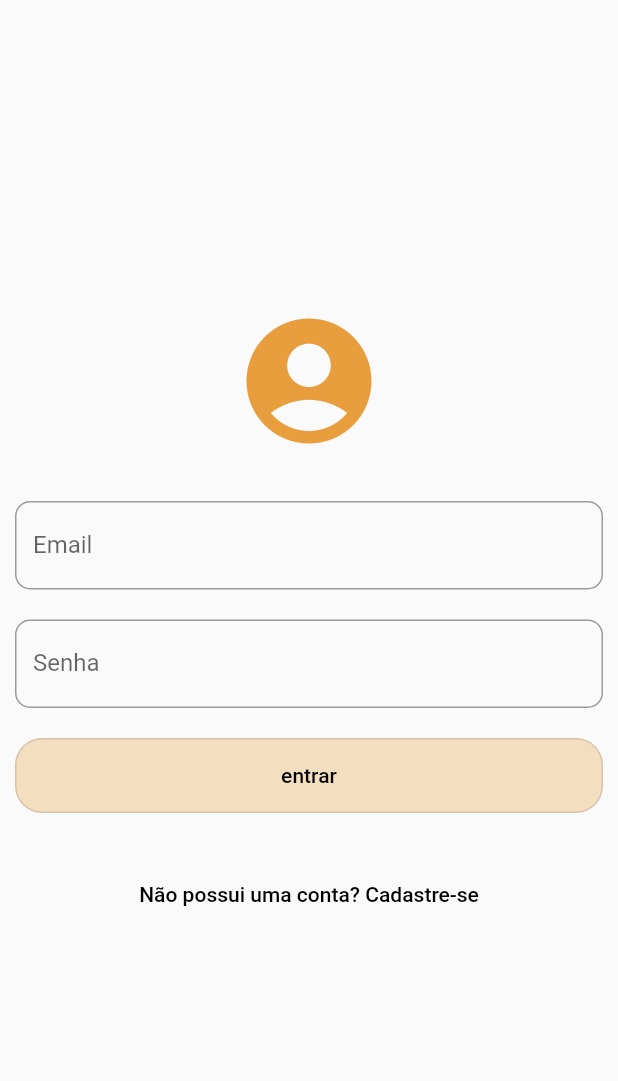
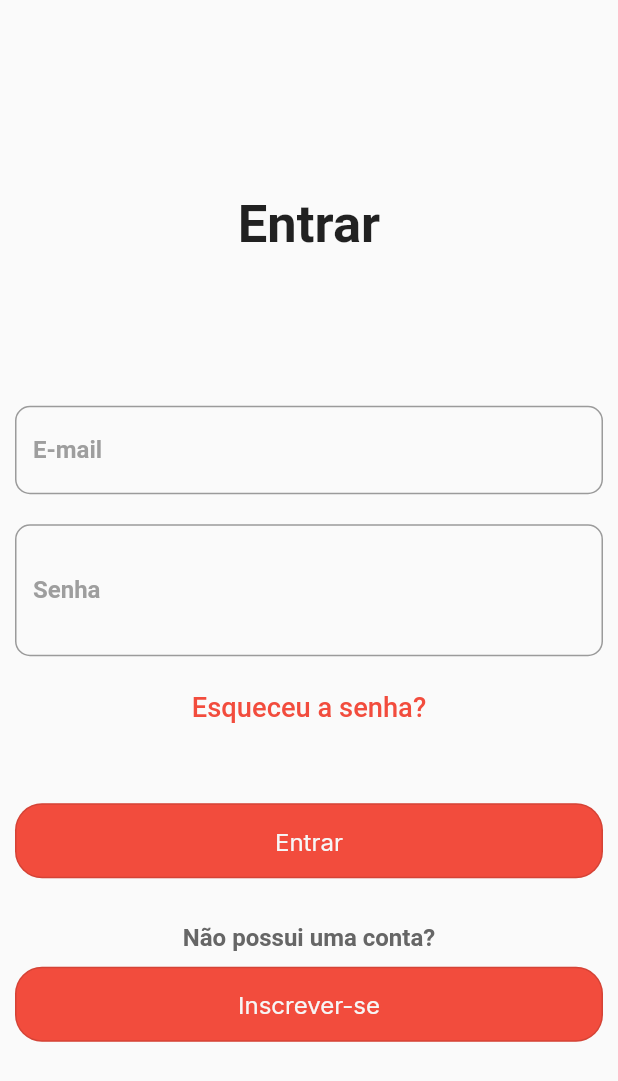
Before and after one commit to TheYanVictor/TheMulaProject.dart, a Flutter app: the screen it shows after launch, on a phone screen of 412 x 824 dp. Shown: the top 1081 px of the screen. Run offline on Flutter 3.47's test engine with Material 2 defaults, Android fonts, the phone set to English and light mode, and no system bars; our stand-ins replace device_preview, google_fonts.

Commit message:
Widgets Tela de Login FInalizados

```diff
--- a/mulaProject/lib/view/login_view.dart
+++ b/mulaProject/lib/view/login_view.dart
@@ -24,11 +24,16 @@ class _login_viewState extends State<login_view> {
         crossAxisAlignment: CrossAxisAlignment.center,
         mainAxisAlignment: MainAxisAlignment.center,
         children: [
-          SizedBox(width: double.infinity),
-          Icon(Icons.account_circle,
-              size: 100, color: Color.fromARGB(255, 232, 158, 60)),
+          SizedBox(width: double.infinity, height: 0),
+          Text(
+            'Entrar',
+            style: TextStyle(
+              fontSize: 35,
+              fontWeight: FontWeight.bold
+            ),
+          ),
           SizedBox(
-            height: 30,
+            height: 100,
           ),
           TextField(
             decoration: InputDecoration(
@@ -38,7 +43,14 @@ class _login_viewState extends State<login_view> {
                   right: Radius.circular(10),
                 ),
               ),
-              labelText: 'Email',
+              label: Text(
+                'E-mail',
+                style: TextStyle(
+                  fontWeight: FontWeight.bold,
+                  color: Colors.grey,
+                  fontSize: 16
+                ),
+              )
             ),
           ),
           SizedBox(
@@ -49,16 +61,53 @@ class _login_viewState extends State<login_view> {
                 border: OutlineInputBorder(
                     borderRadius: BorderRadius.horizontal(
                         left: Radius.circular(10), right: Radius.circular(10))),
-                labelText: 'Senha',
-                suffix: Text(
-                  'Ver',
-                  style: TextStyle(color: Colors.orange),
-                )),
+                label: Text(
+                'Senha',
+                style: TextStyle(
+                  fontWeight: FontWeight.bold,
+                  color: Colors.grey,
+                  fontSize: 16
+                ),
+              ),
+                suffix: TextButton(
+                  child: Text(
+                    'Ver   ', //ignora a gambiarra
+                    style: TextStyle(
+                      color: Color(0xFFF24C3D),
+                      fontWeight: FontWeight.bold,
+                    ),
+                  ),
+                  onPressed: () {
+                    //adicionar funcionalidade de "desobscurecer" o texto do textField
+                  },
+                  style: TextButton.styleFrom(
+                    minimumSize: Size.zero,
+                    padding: EdgeInsets.zero,
+                  )
+                )
+
+                ),
             obscureText: true,
           ),
+
+           SizedBox(
+            height: 10,
+          ),
+
+          TextButton(
+              onPressed: () {
+                Navigator.pushNamed(context, 'main_menu');
+              },
+              child: Text('Esqueceu a senha?',
+                  textScaleFactor: 1.3,
+                  textAlign: TextAlign.center,
+                  style: GoogleFonts.getFont('Roboto')),
+              style: TextButton.styleFrom(foregroundColor: Color(0xFFF24C3D))),
+
           SizedBox(
-            height: 20,
+            height: 40,
           ),
+
           OutlinedButton(
             onPressed: () {
               Navigator.pushNamed(
@@ -67,14 +116,18 @@ class _login_viewState extends State<login_view> {
               );
             },
             child: Text(
-              'entrar',
+              'Entrar',
               textAlign: TextAlign.center,
-              style: GoogleFonts.getFont('Roboto'),
+              style: GoogleFonts.getFont('Inter'),
             ),
             style: OutlinedButton.styleFrom(
-              backgroundColor: Color.fromARGB(78, 232, 157, 60),
-              foregroundColor: Colors.black,
+              backgroundColor: Color(0xFFF24C3D),
+              foregroundColor: Color(0xFFF6F6F6),
               minimumSize: Size(double.infinity, 50),
+              textStyle: TextStyle(
+                fontSize: 16,
+                fontWeight: FontWeight.normal
+              ),
               shape: RoundedRectangleBorder(
                 borderRadius: BorderRadius.circular(18.0),
               ),
@@ -83,18 +136,48 @@ class _login_viewState extends State<login_view> {
           SizedBox(
             height: 30,
           ),
-          TextButton(
-              onPressed: () {
-                Navigator.pushNamed(context, 'main_menu');
-              },
-              child: Text('Não possui uma conta? Cadastre-se',
-                  textAlign: TextAlign.center,
-                  style: GoogleFonts.getFont('Roboto')),
-              style: TextButton.styleFrom(foregroundColor: Colors.black))
+
+          Text(
+            'Não possui uma conta?',
+            style: TextStyle(
+              fontSize: 16,
+              fontWeight: FontWeight.bold,
+              color: Color(0xFF666666)
+            )
+          ),
+
+          SizedBox(
+            height: 10,
+          ),
+
+          OutlinedButton(
+            onPressed: () {
+              Navigator.pushNamed(
+                context,
+                'main_menu',
+              );
+            },
+            child: Text(
+              'Inscrever-se',
+              textAlign: TextAlign.center,
+              style: GoogleFonts.getFont('Inter'),
+            ),
+            style: OutlinedButton.styleFrom(
+              backgroundColor: Color(0xFFF24C3D),
+              foregroundColor: Color(0xFFF6F6F6),
+              minimumSize: Size(double.infinity, 50),
+              textStyle: TextStyle(
+                fontSize: 16,
+                fontWeight: FontWeight.normal
+              ),
+              shape: RoundedRectangleBorder(
+                borderRadius: BorderRadius.circular(18.0),
+              ),
+            ),
+          ),
+
         ],
       ),
     ));
   }
 }
-
-//teste
```
